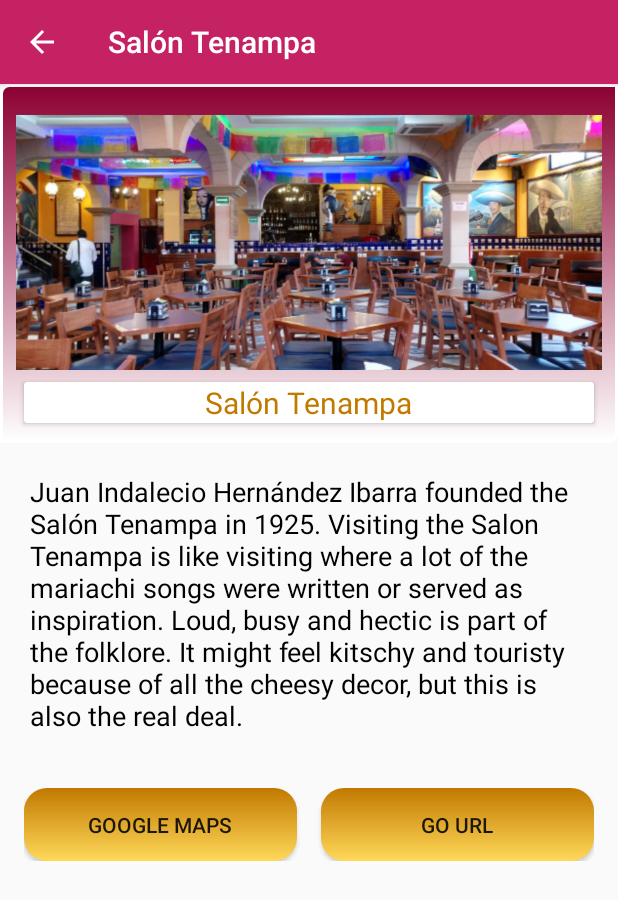
After one commit to Yosolita1978/KnowMexico, an Android app: the SinglePlaceActivity screen opened directly, with no data from a screen before it, on a phone screen of 412 x 824 dp. The commit adds this screen. Shown: the top 900 px of the screen. Run offline under Robolectric (Android 15) with nearby library versions, the phone set to English and light mode, and no system bars; network calls fail; 4 statements that could not run were skipped.

Commit message:
Everything is working, but there is a lot of design details

```diff
--- a/app/src/main/java/co/yosola/knowmexico/CityFragment.java
+++ b/app/src/main/java/co/yosola/knowmexico/CityFragment.java
@@ -1,7 +1,6 @@
 package co.yosola.knowmexico;
 
 
-import android.content.Context;
 import android.os.Bundle;
 import android.support.v4.app.Fragment;
 import android.view.LayoutInflater;
--- a/app/src/main/java/co/yosola/knowmexico/MainActivity.java
+++ b/app/src/main/java/co/yosola/knowmexico/MainActivity.java
@@ -1,8 +1,8 @@
 package co.yosola.knowmexico;
 
 import android.content.Intent;
+import android.os.Bundle;
 import android.support.v7.app.AppCompatActivity;
-import android.os.Bundle;
 import android.view.View;
 import android.widget.Button;
 
@@ -13,8 +13,8 @@
         super.onCreate(savedInstanceState);
         setContentView(R.layout.activity_main);
 
-        Button starbutton = (Button)findViewById(R.id.button_start);
-        starbutton.setText("Start Your Visit");
+        Button starbutton = (Button) findViewById(R.id.button_start);
+        starbutton.setText(getResources().getString(R.string.start));
         starbutton.setOnClickListener(new View.OnClickListener() {
             @Override
             public void onClick(View v) {
--- /dev/null
+++ b/app/src/main/java/co/yosola/knowmexico/SinglePlaceActivity.java
@@ -0,0 +1,100 @@
+package co.yosola.knowmexico;
+
+import android.content.Context;
+import android.content.Intent;
+import android.net.Uri;
+import android.support.v7.app.AppCompatActivity;
+import android.os.Bundle;
+import android.util.Log;
+import android.view.View;
+import android.widget.Button;
+import android.widget.ImageView;
+import android.widget.TextView;
+
+import java.util.ArrayList;
+
+public class SinglePlaceActivity extends AppCompatActivity {
+
+    //The global values I will need, including context for the activity
+
+    final Context context = this;
+    Place currentPlace;
+
+
+    //Start the allplaces list
+    private AllPlacesList allplacesofMexico = AllPlacesList.getAllPlaces(context);
+
+    @Override
+    protected void onCreate(Bundle savedInstanceState) {
+        super.onCreate(savedInstanceState);
+        setContentView(R.layout.activity_single_place);
+
+        //Grab the position of the current place with the intent
+        Intent intent = getIntent();
+        Bundle extras = intent.getExtras();
+        int value = extras.getInt("indexPlaceSelected");
+        String typePlaces = extras.getString("TypePlaceSelected");
+
+
+        ArrayList<Place> placesbyType = new ArrayList<Place>();
+        if(typePlaces.equals("todo")){
+            placesbyType = allplacesofMexico.getAllToDoPlaces();
+        } else if(typePlaces.equals("toeat")){
+            placesbyType = allplacesofMexico.getAllToEatPlaces();
+        } else {
+            placesbyType = allplacesofMexico.getAllToDrinkPlaces();
+        }
+
+        currentPlace = placesbyType.get(value);
+
+
+        //Change the tittle in the ActionBar for navigation
+        String namelayout = currentPlace.getPlaceName();
+        getSupportActionBar().setTitle(namelayout);
+        getSupportActionBar().setDisplayHomeAsUpEnabled(true);
+
+        //SetUp the name of the current Place
+        TextView currentPlaceNameView = findViewById(R.id.single_place_name);
+        currentPlaceNameView.setText(currentPlace.getPlaceName());
+
+        //SetUp the long description of the current Place
+        TextView shortDescriptionView = findViewById(R.id.single_place_desc);
+        shortDescriptionView.setText(currentPlace.getPlaceLongDescription());
+
+        //SetUp the image of the current place
+        ImageView currentImage = findViewById(R.id.single_place_img);
+        currentImage.setImageDrawable(currentPlace.getImageResource());
+
+        //SetUp the button with the Address to google maps
+        Button addressbutton = findViewById(R.id.single_place_google);
+        final String currentPlaceAddress = currentPlace.getPlaceAddress();
+
+        // Invoke googlemaps upon button click
+        addressbutton.setOnClickListener(new View.OnClickListener() {
+            @Override
+            public void onClick(View view) {
+                Uri gmmIntentUri = Uri.parse("geo:0,0?q=" + currentPlaceAddress);
+                Intent mapIntent = new Intent(Intent.ACTION_VIEW, gmmIntentUri);
+                mapIntent.setPackage("com.google.android.apps.maps");
+                startActivity(mapIntent);
+            }
+        });
+
+        //SetUp the button with the url
+        Button urlbutton = findViewById(R.id.single_place_url);
+        final String currentPlaceurl = currentPlace.getPlaceUrl();
+
+        // Invoke url upon button click
+        urlbutton.setOnClickListener(new View.OnClickListener() {
+            @Override
+            public void onClick(View view) {
+                Intent intent = new Intent(Intent.ACTION_VIEW);
+                intent.setData(Uri.parse(currentPlaceurl));
+                startActivity(intent);
+            }
+        });
+
+
+    }
+
+}
--- /dev/null
+++ b/app/src/main/res/drawable/buttongradientbckgroud.xml
@@ -0,0 +1,12 @@
+<?xml version="1.0" encoding="utf-8"?>
+<shape xmlns:android="http://schemas.android.com/apk/res/android">
+    <gradient android:angle="-45"
+        android:startColor="@color/colorAccentDark"
+        android:endColor="@color/colorAccentLight" />
+
+    <corners android:radius="15dp"/>
+    <padding android:bottom="15dp"
+        android:left="15dp"
+        android:right="15dp"
+        android:top="15dp"/>
+</shape>
--- /dev/null
+++ b/app/src/main/res/drawable/placegradient.xml
@@ -0,0 +1,19 @@
+<?xml version="1.0" encoding="utf-8"?>
+<shape xmlns:android="http://schemas.android.com/apk/res/android">
+    <gradient android:angle="-45"
+        android:startColor="@color/colorPrimaryDark"
+        android:endColor="@color/white_backgrund" />
+
+    <stroke
+        android:width="2dp"
+        android:color="#ffffff" />
+
+    <corners android:radius="1dp" android:bottomRightRadius="5dp"
+        android:bottomLeftRadius="0dp" android:topLeftRadius="5dp"
+        android:topRightRadius="0dp" />
+
+    <padding android:bottom="5dp"
+        android:left="5dp"
+        android:right="5dp"
+        android:top="5dp"/>
+</shape>
--- /dev/null
+++ b/app/src/main/res/layout/activity_single_place.xml
@@ -0,0 +1,104 @@
+<?xml version="1.0" encoding="utf-8"?>
+<ScrollView xmlns:android="http://schemas.android.com/apk/res/android"
+    xmlns:app="http://schemas.android.com/apk/res-auto"
+    xmlns:tools="http://schemas.android.com/tools"
+    android:layout_width="match_parent"
+    android:layout_height="match_parent"
+    android:scrollbarAlwaysDrawVerticalTrack="true">
+
+    <LinearLayout
+        android:layout_width="match_parent"
+        android:layout_height="match_parent"
+        android:orientation="vertical"
+        tools:context=".SinglePlaceActivity">
+
+    <LinearLayout
+        android:layout_width="match_parent"
+        android:layout_height="wrap_content"
+        android:orientation="vertical"
+        android:background="@drawable/placegradient">
+
+        <RelativeLayout
+            android:layout_width="match_parent"
+            android:layout_height="230dp">
+
+            <ImageView
+                android:id="@+id/single_place_img"
+                android:layout_width="match_parent"
+                android:layout_height="170dp"
+                tools:src="@drawable/cathedral"
+                android:scaleType="centerCrop"
+                android:padding="6dp"
+                android:layout_marginTop="16dp"/>
+
+            <android.support.v7.widget.CardView
+                android:layout_width="380dp"
+                android:layout_height="wrap_content"
+                android:layout_centerHorizontal="true"
+                android:layout_below="@+id/single_place_img"
+                android:layout_marginTop="8dp"
+                android:layout_marginBottom="8dp">
+
+                <TextView
+                    android:id="@+id/single_place_name"
+                    android:layout_width="wrap_content"
+                    android:layout_height="wrap_content"
+                    android:layout_gravity="center_horizontal"
+                    android:text="@string/namePlaceSeven"
+                    android:textStyle="normal"
+                    android:textSize="20sp"
+                    android:textColor="@color/colorAccentDark"
+                    />
+
+            </android.support.v7.widget.CardView>
+
+        </RelativeLayout>
+    </LinearLayout>
+
+    <LinearLayout
+        android:layout_width="match_parent"
+        android:layout_height="wrap_content"
+        android:orientation="vertical">
+
+        <TextView
+            android:id="@+id/single_place_desc"
+            android:layout_width="match_parent"
+            android:layout_height="wrap_content"
+            tools:text="@string/longdescPlaceSeven"
+            android:textColor="@color/black_backgrund"
+            android:padding="20dp"
+            android:textAppearance="@style/TextAppearance.AppCompat.Medium"
+            android:textSize="18sp"/>
+
+        <LinearLayout
+            android:layout_width="match_parent"
+            android:layout_height="match_parent"
+            android:orientation="horizontal"
+            android:weightSum="2"
+            android:padding="16dp">
+
+            <Button
+                android:id="@+id/single_place_google"
+                android:layout_width="75dp"
+                android:layout_height="wrap_content"
+                android:layout_weight="1"
+                android:background="@drawable/buttongradientbckgroud"
+                android:text="Google Maps"
+                android:layout_marginRight="8dp"/>
+
+            <Button
+                android:id="@+id/single_place_url"
+                android:layout_width="75dp"
+                android:layout_height="wrap_content"
+                android:layout_weight="1"
+                android:background="@drawable/buttongradientbckgroud"
+                android:text="Go URL"
+                android:layout_marginLeft="8dp"/>
+
+        </LinearLayout>
+
+    </LinearLayout>
+
+    </LinearLayout>
+
+</ScrollView>
--- a/app/src/main/res/values/strings.xml
+++ b/app/src/main/res/values/strings.xml
@@ -1,6 +1,7 @@
 <resources>
     <string name="app_name">Know Mexico</string>
     <string name="city_name">Mexico City</string>
+    <string name="start">Start your Visit</string>
 
     <!-- Temporal strings to view the fragments -->
     <string name="hello_city_fragment">Hello city fragment</string>
@@ -85,11 +86,11 @@
     <string name="urlPlaceSeven">www.arquidiocesismexico.org.mx </string>
 
     <!-- Place Eight -->
-    <string name="namePlaceEight">National Library City of Books</string>
+    <string name="namePlaceEight">Library "José Vasconcelos"</string>
     <string name="shortdescPlaceEight">Inside the library there is the City of Books, which is a recreation of the personal libraries of several mexican writers. Truly one of a kind. </string>
     <string name="longdescPlaceEight"> Mega library: built at the end of the eighteenth century, La Ciudadela in the heart of Mexico City houses the largest library in Latin America. The renovation in 2012 restored the building to its former splendour. The new Ciudad de los libros, city of books, embodies an innovative library concept: the architects devoted one room each to the personal book collections of Mexico\’s famous great writers.  </string>
     <string name="typePlaceEight">todo</string>
-    <string name="addresPlaceEight">Tolsa 4, Centro, 06040 Cuauhtémoc</string>
+    <string name="addresPlaceEight">Biblioteca de México José Vasconcelos</string>
     <string name="urlPlaceEight">www.bibliotecademexico.gob.mx</string>
 
     <!-- Place Nine -->
```
Also changed, not shown: app/src/main/AndroidManifest.xml (+6 -2 lines), app/src/main/java/co/yosola/knowmexico/AllPlacesList.java (+131 -66 lines), app/src/main/java/co/yosola/knowmexico/DoFragment.java (+18 -2 lines), app/src/main/java/co/yosola/knowmexico/DrinkFragment.java (+20 -1 lines), app/src/main/java/co/yosola/knowmexico/EatFragment.java (+20 -2 lines), app/src/main/java/co/yosola/knowmexico/Place.java (+30 -3 lines).
